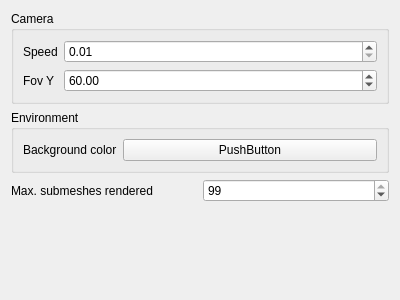
This is Project2/ui/miscsettingswidget.ui in jesusdz/AGP as Qt 5 draws it before an edit. The edited form follows.
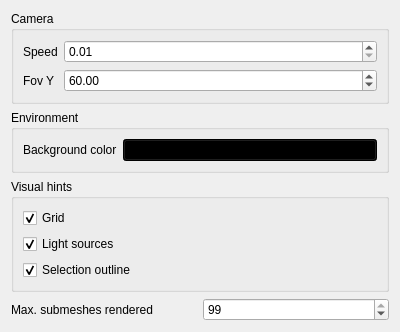
This is the edited form.

Commit message: Project 2: Render hints checkboxes added (render grid, light sources, and selection outline.

Patch:
```diff
--- a/Project2/ui/miscsettingswidget.ui
+++ b/Project2/ui/miscsettingswidget.ui
@@ -65,8 +65,11 @@
      <layout class="QFormLayout" name="formLayout_2">
       <item row="0" column="1">
        <widget class="QPushButton" name="buttonBackgroundColor">
+        <property name="styleSheet">
+         <string notr="true">background-color: rgb(0,0,0);</string>
+        </property>
         <property name="text">
-         <string>PushButton</string>
+         <string/>
         </property>
        </widget>
       </item>
@@ -80,6 +83,45 @@
      </layout>
     </widget>
    </item>
+   <item>
+    <widget class="QGroupBox" name="groupBox_3">
+     <property name="title">
+      <string>Visual hints</string>
+     </property>
+     <layout class="QFormLayout" name="formLayout_3">
+      <item row="1" column="0">
+       <widget class="QCheckBox" name="checkBoxGrid">
+        <property name="text">
+         <string>Grid</string>
+        </property>
+        <property name="checked">
+         <bool>true</bool>
+        </property>
+       </widget>
+      </item>
+      <item row="3" column="0">
+       <widget class="QCheckBox" name="checkBoxSelectionOutline">
+        <property name="text">
+         <string>Selection outline</string>
+        </property>
+        <property name="checked">
+         <bool>true</bool>
+        </property>
+       </widget>
+      </item>
+      <item row="2" column="0">
+       <widget class="QCheckBox" name="checkBoxLightSources">
+        <property name="text">
+         <string>Light sources</string>
+        </property>
+        <property name="checked">
+         <bool>true</bool>
+        </property>
+       </widget>
+      </item>
+     </layout>
+    </widget>
+   </item>
    <item>
     <layout class="QHBoxLayout" name="horizontalLayout">
      <item>
```
The commit also changes 5 other files.
